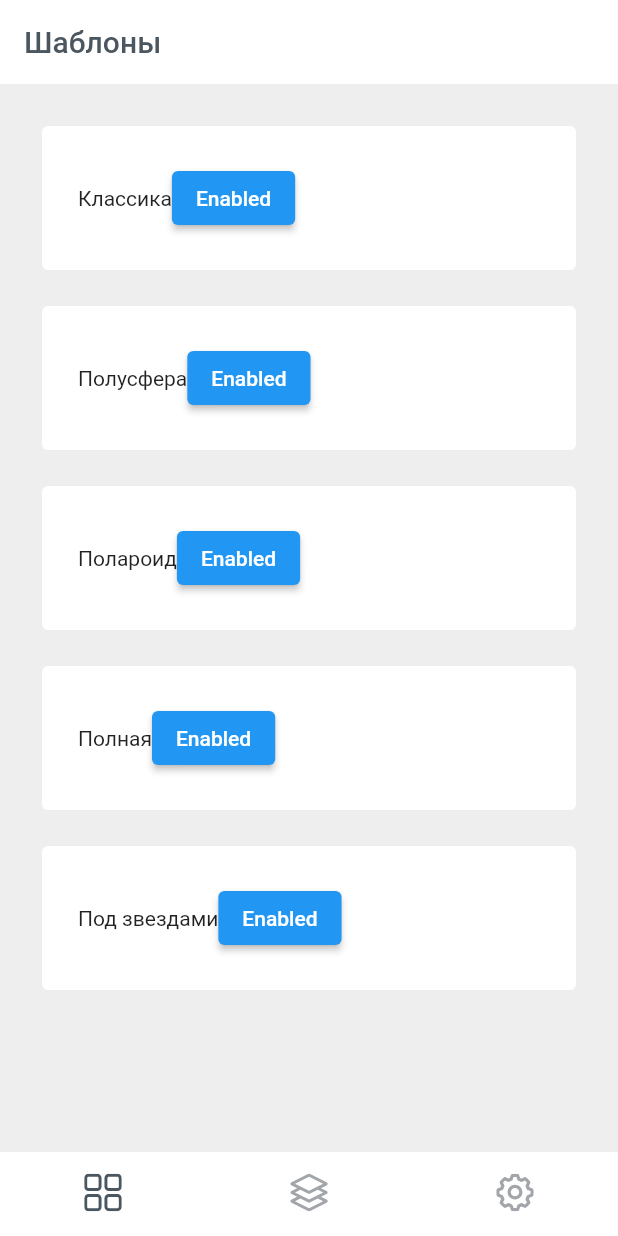
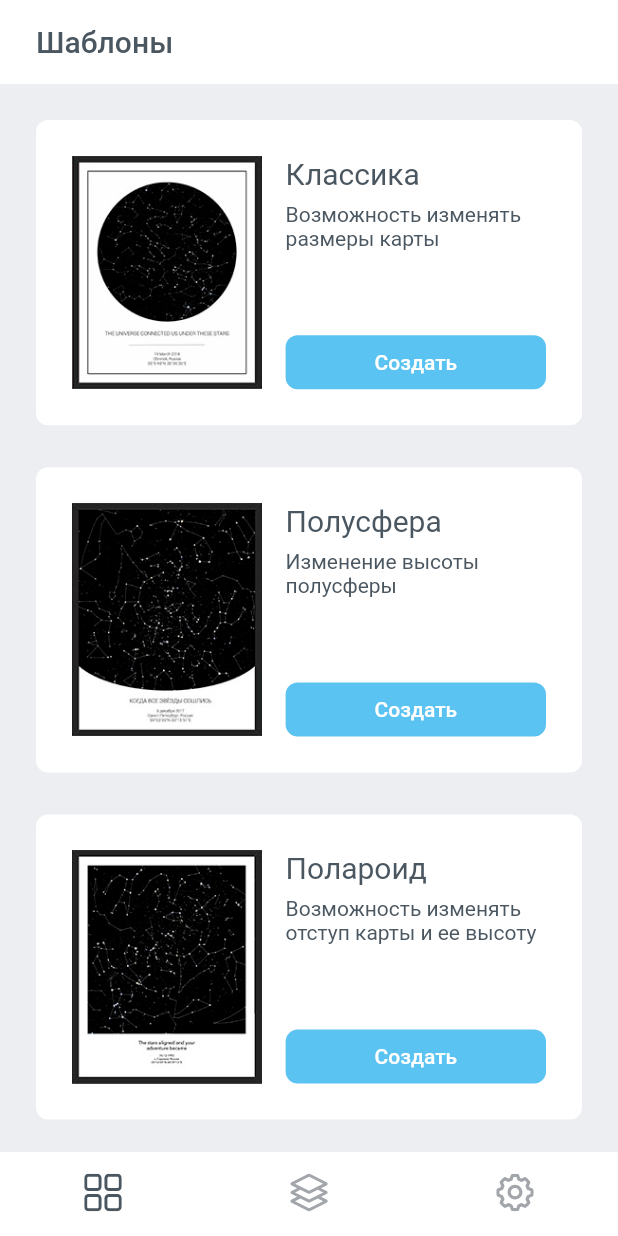
Before and after one commit to Demidovez/mappy_stars_flutter, a Flutter app: the screen it shows after launch, on a phone screen of 412 x 824 dp. Run offline on Flutter 3.47's test engine with Material 2 defaults, Android fonts, the phone set to English and light mode, and no system bars; our stand-ins replace flutter_svg.

Commit message:
done template card

```diff
--- /dev/null
+++ b/lib/fragments/template_card_item.dart
@@ -0,0 +1,75 @@
+import 'package:flutter/material.dart';
+import 'package:mappy_stars/constants/constants.dart';
+import 'package:mappy_stars/models/template_card.dart';
+
+class TemplateCardItem extends StatelessWidget {
+  final TemplateCard template;
+
+  const TemplateCardItem({Key? key, required this.template}) : super(key: key);
+
+  @override
+  Widget build(BuildContext context) {
+    return Card(
+      child: Padding(
+        padding: const EdgeInsets.all(24.0),
+        child: IntrinsicHeight(
+          child: Row(
+            children: [
+              Expanded(
+                  flex: 2,
+                  child: Image(
+                      image:
+                          AssetImage('assets/images/' + template.imageName))),
+              Expanded(
+                flex: 3,
+                child: Padding(
+                  padding: const EdgeInsets.only(left: 16.0),
+                  child: Column(
+                    mainAxisAlignment: MainAxisAlignment.spaceBetween,
+                    crossAxisAlignment: CrossAxisAlignment.stretch,
+                    children: [
+                      Column(
+                        crossAxisAlignment: CrossAxisAlignment.start,
+                        children: [
+                          Text(
+                            template.title,
+                            style: const TextStyle(fontSize: 20),
+                          ),
+                          Padding(
+                            padding: const EdgeInsets.only(top: 8.0),
+                            child: Text(template.desc),
+                          ),
+                        ],
+                      ),
+                      Padding(
+                        padding: const EdgeInsets.only(top: 8.0),
+                        child: ElevatedButton(
+                          onPressed: () {
+                            Navigator.pushNamed(context, Routes.Template);
+                          },
+                          child: const Text('Создать'),
+                          style: ElevatedButton.styleFrom(
+                            primary: const Color(0xFF5bc3f1),
+                            elevation: 0,
+                            tapTargetSize: MaterialTapTargetSize.shrinkWrap,
+                            shadowColor: Colors.transparent,
+                            shape: RoundedRectangleBorder(
+                              borderRadius: BorderRadius.circular(8.0),
+                            ),
+                          ),
+                        ),
+                      ),
+                    ],
+                  ),
+                ),
+              )
+            ],
+          ),
+        ),
+      ),
+      elevation: 0,
+      shape: const RoundedRectangleBorder(
+          borderRadius: BorderRadius.all(Radius.circular(8))),
+    );
+  }
+}
--- a/lib/main.dart
+++ b/lib/main.dart
@@ -12,7 +12,12 @@ void main() {
 
   runApp(MaterialApp(
     debugShowCheckedModeBanner: false,
-    theme: ThemeData(primaryColor: const Color(0xFF4a5660)),
+    theme: ThemeData(
+        scaffoldBackgroundColor: const Color(0xFFEDEEF1),
+        primaryColor: const Color(0xFF4a5660),
+        textTheme: const TextTheme(
+          bodyText2: TextStyle(color: Color(0xFF4a5660)),
+        )),
     initialRoute: Routes.Tabs,
     routes: {
       Routes.Tabs: (context) => const Tabs(),
--- /dev/null
+++ b/lib/models/template_card.dart
@@ -0,0 +1,8 @@
+class TemplateCard {
+  final String title;
+  final String key;
+  final String desc;
+  final String imageName;
+
+  TemplateCard(this.title, this.key, this.desc, this.imageName);
+}
--- a/lib/pages/tabs.dart
+++ b/lib/pages/tabs.dart
@@ -35,11 +35,13 @@ class _TabsState extends State<Tabs> {
         return false;
       },
       child: Scaffold(
-        backgroundColor: Colors.grey[200],
         appBar: AppBar(
-          title: Text(
-            _tabs[_currentIndex].title,
-            style: const TextStyle(color: Color(0xFF4a5660)),
+          title: Padding(
+            padding: const EdgeInsets.only(left: 8.0),
+            child: Text(
+              _tabs[_currentIndex].title,
+              style: const TextStyle(color: Color(0xFF4a5660)),
+            ),
           ),
           elevation: 0,
           backgroundColor: Colors.white,
--- a/lib/pages/template.dart
+++ b/lib/pages/template.dart
@@ -12,30 +12,17 @@ class _TemplateState extends State<Template> {
   List templates = [];
 
   @override
-  void initState() {
-    super.initState();
-
-    templates.addAll(
-        ["Классика", "Полусфера", "Полароид", "Полная", "Под звездами"]);
-  }
-
-  @override
   Widget build(BuildContext context) {
     return Scaffold(
-      backgroundColor: Colors.grey[200],
       appBar: AppBar(
-        title: const Text(
-          "Шаблоны",
-          style: TextStyle(color: Color(0xFF4a5660)),
-        ),
         elevation: 0,
-        backgroundColor: Colors.white,
+        toolbarHeight: 0,
+        backgroundColor: const Color(0xFFEDEEF1),
         systemOverlayStyle: const SystemUiOverlayStyle(
-          statusBarColor: Colors.white,
+          statusBarColor: Colors.transparent,
           statusBarIconBrightness: Brightness.dark,
           statusBarBrightness: Brightness.light,
         ),
-        // centerTitle: true,
       ),
       body: const Center(child: Text("Шаблон")),
     );
--- a/lib/pages/templates.dart
+++ b/lib/pages/templates.dart
@@ -1,5 +1,6 @@
 import 'package:flutter/material.dart';
-import 'package:mappy_stars/constants/constants.dart';
+import 'package:mappy_stars/fragments/template_card_item.dart';
+import 'package:mappy_stars/models/template_card.dart';
 
 class Templates extends StatefulWidget {
   const Templates({Key? key}) : super(key: key);
@@ -9,43 +10,40 @@ class Templates extends StatefulWidget {
 }
 
 class _TemplatesState extends State<Templates> {
-  List templates = [];
+  List<TemplateCard> templates = [];
 
   @override
   void initState() {
     super.initState();
 
-    templates.addAll(
-        ["Классика", "Полусфера", "Полароид", "Полная", "Под звездами"]);
+    templates.addAll([
+      TemplateCard("Классика", "classic_v1",
+          "Возможность изменять размеры карты", "classic_v1.jpeg"),
+      TemplateCard(
+          "Полусфера", "half_v1", "Изменение высоты полусферы", "half_v1.jpeg"),
+      TemplateCard("Полароид", "polaroid_v1",
+          "Возможность изменять отступ карты и ее высоту", "polaroid_v1.jpeg"),
+      TemplateCard("Полная", "full_v1",
+          "Различный выбор цвета и размера блока с текстом", "full_v1.jpeg"),
+      TemplateCard("Под звездами", "understars_v1",
+          "Выбор изображений для фона из списка", "understars_v1.jpeg")
+    ]);
   }
 
   @override
   Widget build(BuildContext context) {
-    return Container(
-      padding: const EdgeInsets.all(24),
+    return NotificationListener<OverscrollIndicatorNotification>(
+      onNotification: (overscroll) {
+        overscroll.disallowIndicator();
+        return true;
+      },
       child: ListView.builder(
           physics: const ScrollPhysics(),
           itemCount: templates.length,
           itemBuilder: (BuildContext context, int index) {
             return Container(
-                padding: const EdgeInsets.only(bottom: 16),
-                child: Card(
-                  child: Padding(
-                    padding: const EdgeInsets.all(24.0),
-                    child: Row(
-                      children: [
-                        Text(templates[index]),
-                        ElevatedButton(
-                          onPressed: () {
-                            Navigator.pushNamed(context, Routes.Template);
-                          },
-                          child: const Text('Enabled'),
-                        )
-                      ],
-                    ),
-                  ),
-                  elevation: 0,
-                ));
+                padding: EdgeInsets.fromLTRB(20, index == 0 ? 20 : 0, 20, 20),
+                child: TemplateCardItem(template: templates[index]));
           }),
     );
   }
--- a/pubspec.yaml
+++ b/pubspec.yaml
@@ -25,9 +25,8 @@ flutter:
 
   # To add assets to your application, add an assets section, like this:
   assets:
-    - assets/icons/templates.svg
-    - assets/icons/projects.svg
-    - assets/icons/settings.svg
+    - assets/icons/
+    - assets/images/
 
   # fonts:
   #   - family: Schyler
```
Also changed, not shown: assets/images/classic_v1.jpeg (added), assets/images/full_v1.jpeg (added), assets/images/half_v1.jpeg (added), assets/images/polaroid_v1.jpeg (added), assets/images/understars_v1.jpeg (added).
